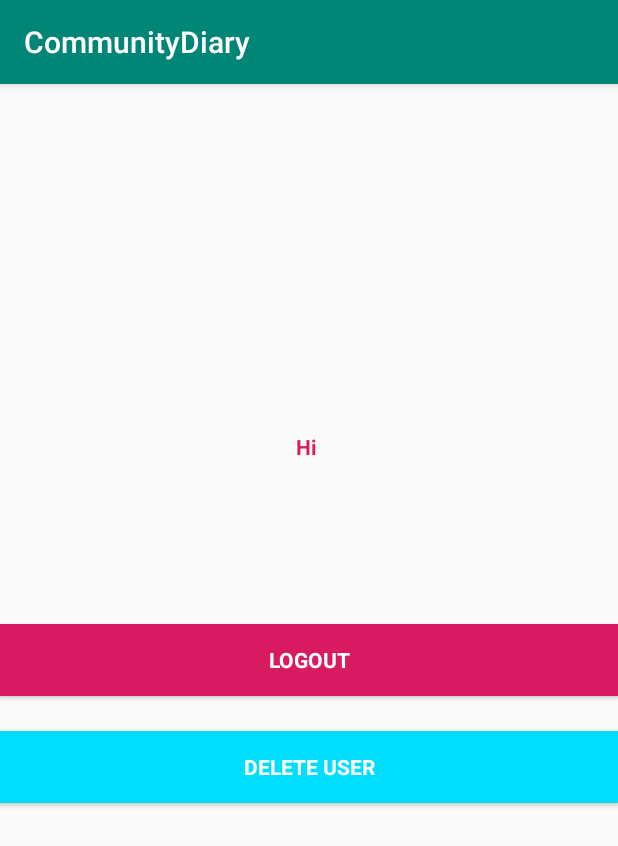
After one commit to LiamFraney/CommunityDiary, an Android app: the fragment UserFragment shown on its own in the app's theme, on a phone screen of 412 x 824 dp. The commit adds this screen. Shown: the top 846 px of the screen. Run offline under Robolectric (Android 15) with nearby library versions, the phone set to English and light mode, and no system bars; our stand-ins replace Firebase (no records; nobody signed in at launch, a user with empty details on screens opened directly).

Commit message:
Added user page using fragments now renamed pages correctly

```diff
--- a/app/src/main/java/com/example/communitydiary/ui/notifications/NotificationsViewModel.java
+++ b/app/src/main/java/com/example/communitydiary/ui/profile/ProfileViewModel.java
@@ -1,16 +1,16 @@
-package com.example.communitydiary.ui.notifications;
+package com.example.communitydiary.ui.profile;
 
 import androidx.lifecycle.LiveData;
 import androidx.lifecycle.MutableLiveData;
 import androidx.lifecycle.ViewModel;
 
-public class NotificationsViewModel extends ViewModel {
+public class ProfileViewModel extends ViewModel {
 
     private MutableLiveData<String> mText;
 
-    public NotificationsViewModel() {
+    public ProfileViewModel() {
         mText = new MutableLiveData<>();
-        mText.setValue("This is notifications fragment");
+        mText.setValue("This is Profile fragment");
     }
 
     public LiveData<String> getText() {
--- /dev/null
+++ b/app/src/main/java/com/example/communitydiary/ui/profile/UserFragment.java
@@ -0,0 +1,90 @@
+package com.example.communitydiary.ui.profile;
+
+import android.content.Intent;
+import android.os.Bundle;
+import android.view.LayoutInflater;
+import android.view.View;
+import android.view.ViewGroup;
+import android.widget.Button;
+import android.widget.TextView;
+import android.widget.Toast;
+
+import androidx.annotation.NonNull;
+import androidx.fragment.app.Fragment;
+import androidx.lifecycle.ViewModelProviders;
+
+import com.example.communitydiary.LoginActivity;
+import com.example.communitydiary.R;
+import com.example.communitydiary.RegisterActivity;
+import com.google.android.gms.tasks.OnCompleteListener;
+import com.google.android.gms.tasks.Task;
+import com.google.firebase.auth.FirebaseAuth;
+import com.google.firebase.auth.FirebaseUser;
+
+
+
+public class UserFragment extends Fragment {
+
+    private ProfileViewModel dashboardViewModel;
+
+    public View onCreateView(@NonNull LayoutInflater inflater,
+                             ViewGroup container, Bundle savedInstanceState) {
+        dashboardViewModel =
+                ViewModelProviders.of(this).get(ProfileViewModel.class);
+        View root = inflater.inflate(R.layout.fragment_profile, container, false);
+        super.onCreate(savedInstanceState);
+        textView = (TextView) root.findViewById(R.id.textView1);
+        btnDeleteUser =(Button) root.findViewById(R.id.deleteUser);
+        btnLogout =(Button) root.findViewById(R.id.logoutButton);
+
+        firebaseAuth = FirebaseAuth.getInstance();
+
+        authStateListener = new FirebaseAuth.AuthStateListener() {
+            @Override
+            public void onAuthStateChanged(@NonNull FirebaseAuth firebaseAuth) {
+                FirebaseUser user = firebaseAuth.getCurrentUser();
+                if(user == null){
+                    startActivity(new Intent(getActivity(), LoginActivity.class));
+                    getActivity().finish();
+                }
+            }
+        };
+
+        final FirebaseUser user  = firebaseAuth.getCurrentUser();
+        textView.setText("Hi " + user.getEmail());
+
+        btnDeleteUser.setOnClickListener(new View.OnClickListener() {
+            @Override
+            public void onClick(View v) {
+                if(user!=null){
+                    user.delete()
+                            .addOnCompleteListener(new OnCompleteListener<Void>() {
+                                @Override
+                                public void onComplete(@NonNull Task<Void> task) {
+                                    if(task.isSuccessful()){
+                                        Toast.makeText(getActivity(),"User deleted",Toast.LENGTH_SHORT).show();
+                                        startActivity(new Intent(getActivity(), RegisterActivity.class));
+                                        getActivity().finish();
+                                    }
+                                }
+                            });
+                }
+            }
+        });
+
+        btnLogout.setOnClickListener(new View.OnClickListener() {
+            @Override
+            public void onClick(View v) {
+                firebaseAuth.signOut();
+                startActivity(new Intent(getActivity(),LoginActivity.class));
+                getActivity().finish();
+            }
+        });
+        return root;
+    }
+    TextView textView;
+    Button btnDeleteUser,btnLogout;
+    FirebaseAuth firebaseAuth;
+    private FirebaseAuth.AuthStateListener  authStateListener;
+
+}
--- a/app/src/main/res/layout/fragment_profile.xml
+++ b/app/src/main/res/layout/fragment_profile.xml
@@ -1,6 +1,7 @@
 <?xml version="1.0" encoding="utf-8"?>
 <androidx.constraintlayout.widget.ConstraintLayout xmlns:android="http://schemas.android.com/apk/res/android"
     xmlns:app="http://schemas.android.com/apk/res-auto"
+    xmlns:tools="http://schemas.android.com/tools"
     android:layout_width="match_parent"
     android:layout_height="match_parent">
 
@@ -16,4 +17,43 @@
         app:layout_constraintEnd_toEndOf="parent"
         app:layout_constraintStart_toStartOf="parent"
         app:layout_constraintTop_toTopOf="parent" />
+
+    <TextView
+        android:id="@+id/textView1"
+        android:layout_width="match_parent"
+        android:layout_height="40dp"
+        android:layout_marginBottom="88dp"
+        android:textAlignment="center"
+        android:textColor="@color/colorAccent"
+        android:textStyle="bold"
+        app:layout_constraintBottom_toTopOf="@+id/logoutButton"
+        tools:layout_editor_absoluteX="8dp" />
+
+    <Button
+        android:id="@+id/deleteUser"
+        style="?android:textAppearanceSmall"
+        android:layout_width="match_parent"
+        android:layout_height="wrap_content"
+        android:background="@android:color/holo_blue_bright"
+        android:text="Delete User"
+        android:textColor="@android:color/white"
+        android:textStyle="bold"
+        app:layout_constraintBottom_toBottomOf="parent"
+        app:layout_constraintTop_toBottomOf="@+id/logoutButton"
+        app:layout_constraintVertical_bias="0.075"
+        tools:layout_editor_absoluteX="8dp" />
+
+    <Button
+        android:id="@+id/logoutButton"
+        style="?android:textAppearanceSmall"
+        android:layout_width="match_parent"
+        android:layout_height="wrap_content"
+        android:background="@color/colorAccent"
+        android:text="Logout"
+        android:textColor="@android:color/white"
+        android:textStyle="bold"
+        app:layout_constraintBottom_toBottomOf="parent"
+        app:layout_constraintTop_toTopOf="parent"
+        tools:layout_editor_absoluteX="16dp" />
+
 </androidx.constraintlayout.widget.ConstraintLayout>
--- a/app/src/main/res/navigation/mobile_navigation.xml
+++ b/app/src/main/res/navigation/mobile_navigation.xml
@@ -13,13 +13,13 @@
 
     <fragment
         android:id="@+id/navigation_profile"
-        android:name="com.example.communitydiary.ui.dashboard.DashboardFragment"
+        android:name="com.example.communitydiary.ui.profile.ProfileFragment"
         android:label="@string/title_profile"
         tools:layout="@layout/fragment_profile" />
 
     <fragment
         android:id="@+id/navigation_posts"
-        android:name="com.example.communitydiary.ui.notifications.NotificationsFragment"
+        android:name="com.example.communitydiary.ui.posts.PostsFragment"
         android:label="@string/title_post"
         tools:layout="@layout/fragment_posts" />
 </navigation>
```
Also changed, not shown: app/src/main/java/com/example/communitydiary/ui/dashboard/DashboardFragment.java (deleted, +0 -35 lines), app/src/main/java/com/example/communitydiary/ui/posts/PostsFragment.java (renamed from app/src/main/java/com/example/communitydiary/ui/notifications/NotificationsFragment.java, +4 -4 lines), app/src/main/java/com/example/communitydiary/ui/posts/PostsViewModel.java (renamed from app/src/main/java/com/example/communitydiary/ui/dashboard/DashboardViewModel.java, +4 -4 lines), app/src/main/java/com/example/communitydiary/ui/profile/ProfileFragment.java (added, +103 -0 lines).
